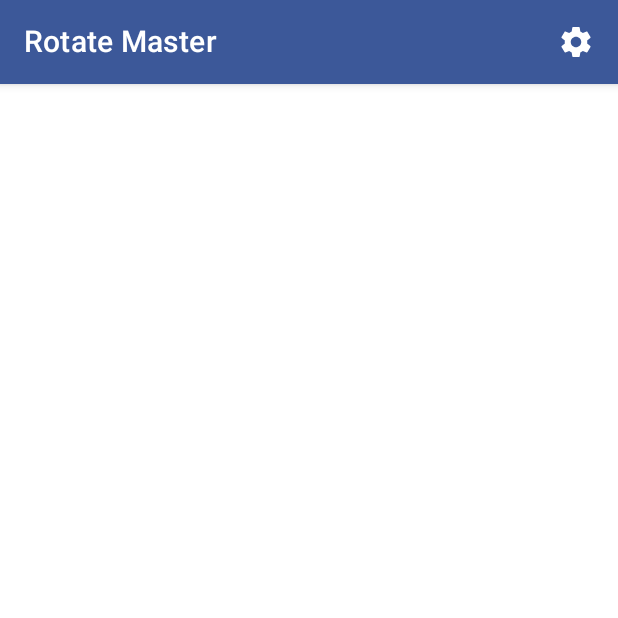
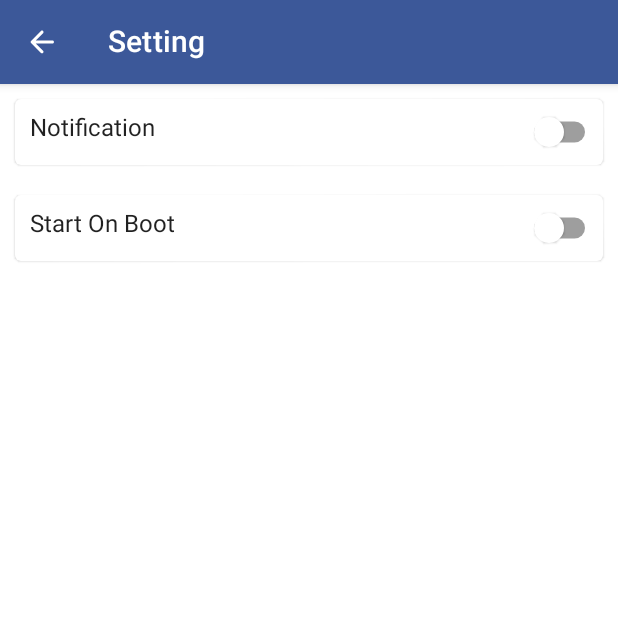
Before and after one commit to KangTaeJong98/Rotate-Master, an Android app built with Jetpack Compose: the screen it shows after launch (MainActivity), after a tap on "Setting", on a phone screen of 412 x 824 dp, the top half of it. Run offline under Robolectric (Android 15) with nearby library versions, the phone set to English and light mode, and no system bars; our stand-ins replace Dagger/Hilt's generated code; 2 statements that could not run were skipped.

Commit message:
[#8][SettingScreen] SettingScreen 구현

```diff
--- a/app/src/main/java/com/taetae98/rotatemaster/ui/navigation/MainNavigation.kt
+++ b/app/src/main/java/com/taetae98/rotatemaster/ui/navigation/MainNavigation.kt
@@ -7,6 +7,7 @@ import androidx.navigation.compose.NavHost
 import androidx.navigation.compose.composable
 import androidx.navigation.compose.rememberNavController
 import com.taetae98.rotatemaster.ui.screen.MainScreen
+import com.taetae98.rotatemaster.ui.screen.SettingScreen
 
 @Preview
 @Composable
@@ -14,7 +15,7 @@ fun MainNavigation(
     navController: NavHostController = rememberNavController()
 ) {
     val screens = listOf(
-        MainScreen
+        MainScreen, SettingScreen
     )
 
     NavHost(navController = navController, startDestination = screens.first().route) {
--- a/app/src/main/java/com/taetae98/rotatemaster/ui/screen/MainScreen.kt
+++ b/app/src/main/java/com/taetae98/rotatemaster/ui/screen/MainScreen.kt
@@ -115,7 +115,7 @@ private fun SettingAction(
 ) {
     IconButton(
         onClick = {
-
+            navController.navigate(SettingScreen.route)
         }
     ) {
         Icon(
--- /dev/null
+++ b/app/src/main/java/com/taetae98/rotatemaster/ui/screen/SettingScreen.kt
@@ -0,0 +1,150 @@
+package com.taetae98.rotatemaster.ui.screen
+
+import androidx.compose.foundation.clickable
+import androidx.compose.foundation.layout.*
+import androidx.compose.material.*
+import androidx.compose.material.icons.Icons
+import androidx.compose.material.icons.rounded.ArrowBack
+import androidx.compose.runtime.Composable
+import androidx.compose.runtime.LaunchedEffect
+import androidx.compose.runtime.mutableStateOf
+import androidx.compose.runtime.remember
+import androidx.compose.ui.Modifier
+import androidx.compose.ui.res.stringResource
+import androidx.compose.ui.tooling.preview.Preview
+import androidx.compose.ui.unit.dp
+import androidx.hilt.navigation.compose.hiltViewModel
+import androidx.lifecycle.viewModelScope
+import androidx.navigation.NavHostController
+import androidx.navigation.compose.rememberNavController
+import com.taetae98.rotatemaster.R
+import com.taetae98.rotatemaster.protocol.NavigationScreen
+import com.taetae98.rotatemaster.viewModel.SettingViewModel
+import kotlinx.coroutines.Dispatchers
+import kotlinx.coroutines.flow.collect
+import kotlinx.coroutines.launch
+
+object SettingScreen : NavigationScreen {
+    override val route = "SettingScreen"
+
+    @Composable
+    override fun Compose(navController: NavHostController) {
+        SettingScreen(navController = navController)
+    }
+}
+
+@Composable
+fun SettingScreen(
+    navController: NavHostController,
+) {
+    Scaffold(
+        topBar = {
+            Toolbar(navController)
+        }
+    ) {
+        Content()
+    }
+}
+
+@Composable
+private fun Toolbar(navController: NavHostController) {
+    TopAppBar(
+        navigationIcon = {
+            IconButton(onClick = { navController.navigateUp() }) {
+                Icon(
+                    imageVector = Icons.Rounded.ArrowBack,
+                    contentDescription = stringResource(id = R.string.back)
+                )
+            }
+        },
+        title = {
+            Text(text = stringResource(id = R.string.setting))
+        }
+    )
+}
+
+@Preview
+@Composable
+private fun Content() {
+    Column {
+        NotificationItem()
+        StartOnBoot()
+    }
+}
+
+@Preview
+@Composable
+private fun NotificationItem(
+    settingViewModel: SettingViewModel = hiltViewModel()
+) {
+    val state = remember { mutableStateOf(false) }
+    LaunchedEffect(key1 = "notification_state") {
+        settingViewModel.settingRepository.getNotification().collect {
+            state.value = it
+        }
+    }
+
+    Card(
+        modifier = Modifier
+            .padding(10.dp)
+            .fillMaxWidth()
+            .clickable {
+                settingViewModel.viewModelScope.launch(Dispatchers.IO) {
+                    settingViewModel.settingRepository.setNotification(!state.value)
+                }
+            }
+    ) {
+        Row(
+            modifier = Modifier.padding(10.dp),
+            horizontalArrangement = Arrangement.SpaceBetween
+        ) {
+            Text(text = stringResource(id = R.string.notification))
+            Switch(
+                checked = state.value,
+                onCheckedChange = null,
+            )
+        }
+    }
+}
+
+@Preview
+@Composable
+private fun StartOnBoot(
+    settingViewModel: SettingViewModel = hiltViewModel()
+) {
+    val state = remember { mutableStateOf(false) }
+    LaunchedEffect(key1 = "start_on_boot") {
+        settingViewModel.settingRepository.getStartOnBoot().collect {
+            state.value = it
+        }
+    }
+
+    Card(
+        modifier = Modifier
+            .padding(10.dp)
+            .fillMaxWidth()
+            .clickable {
+                settingViewModel.viewModelScope.launch(Dispatchers.IO) {
+                    settingViewModel.settingRepository.setStartOnBoot(!state.value)
+                }
+            }
+    ) {
+        Row(
+            modifier = Modifier.padding(10.dp),
+            horizontalArrangement = Arrangement.SpaceBetween
+        ) {
+            Text(text = stringResource(id = R.string.start_on_boot))
+            Switch(
+                checked = state.value,
+                onCheckedChange = null,
+            )
+        }
+    }
+}
+
+@Preview
+@Composable
+private fun Preview() {
+    val navController = rememberNavController()
+    SettingScreen(navController = navController)
+}
--- /dev/null
+++ b/app/src/main/java/com/taetae98/rotatemaster/viewModel/SettingViewModel.kt
@@ -0,0 +1,11 @@
+package com.taetae98.rotatemaster.viewModel
+
+import androidx.lifecycle.ViewModel
+import com.taetae98.rotatemaster.repository.SettingRepository
+import dagger.hilt.android.lifecycle.HiltViewModel
+import javax.inject.Inject
+
+@HiltViewModel
+class SettingViewModel @Inject constructor(
+    val settingRepository: SettingRepository
+) : ViewModel()
--- a/app/src/main/res/values/strings.xml
+++ b/app/src/main/res/values/strings.xml
@@ -12,4 +12,7 @@
     <string name="confirm">Confirm</string>
     <string name="rotate">Rotate</string>
     <string name="lock_rotate">Lock Rotate</string>
+    <string name="back">Back</string>
+    <string name="notification">Notification</string>
+    <string name="start_on_boot">Start On Boot</string>
 </resources>
```
